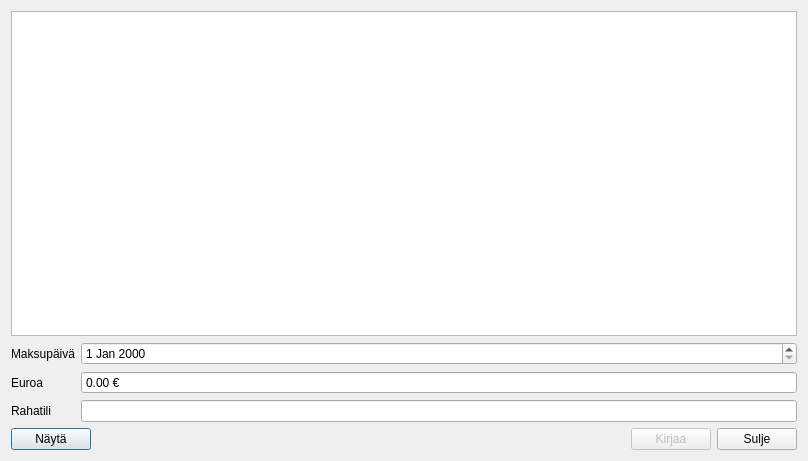
Before: the Qt Designer form kitupiikki/laskutus/laskunmaksudialogi.ui in artoh/kitupiikki, drawn with Qt 5.
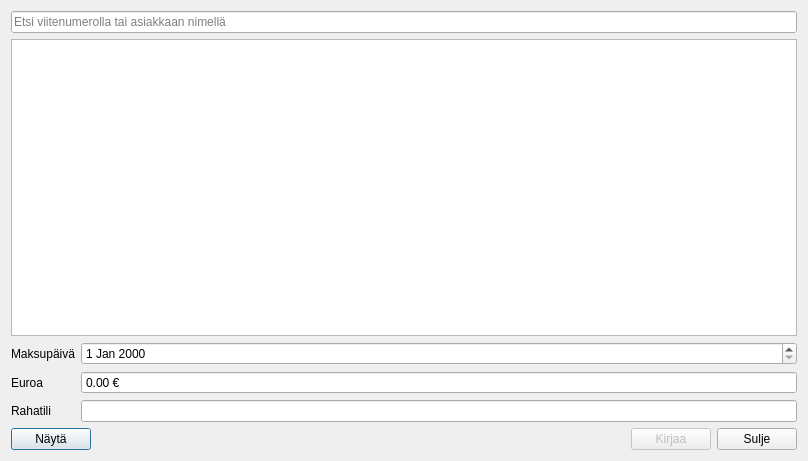
After: the same form once the commit is applied. Icons and pictures are not drawn. Custom widgets are drawn as their Qt base class.

The edit to the form file:
```diff
--- a/kitupiikki/laskutus/laskunmaksudialogi.ui
+++ b/kitupiikki/laskutus/laskunmaksudialogi.ui
@@ -18,6 +18,13 @@
     <normaloff>:/pic/Possu64.png</normaloff>:/pic/Possu64.png</iconset>
   </property>
   <layout class="QVBoxLayout" name="verticalLayout">
+   <item>
+    <widget class="QLineEdit" name="suodatusEdit">
+     <property name="placeholderText">
+      <string>Etsi viitenumerolla tai asiakkaan nimellä</string>
+     </property>
+    </widget>
+   </item>
    <item>
     <widget class="QTableView" name="laskutView"/>
    </item>
```
Left out of the diff: 16 changed lines with no effect on the pictures.
